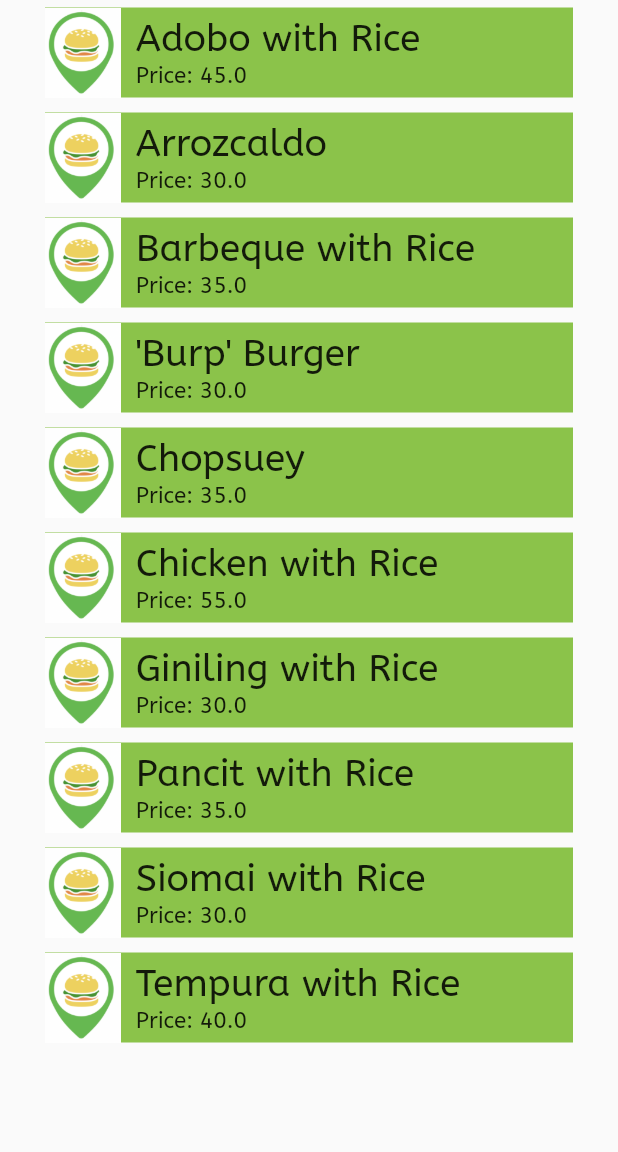
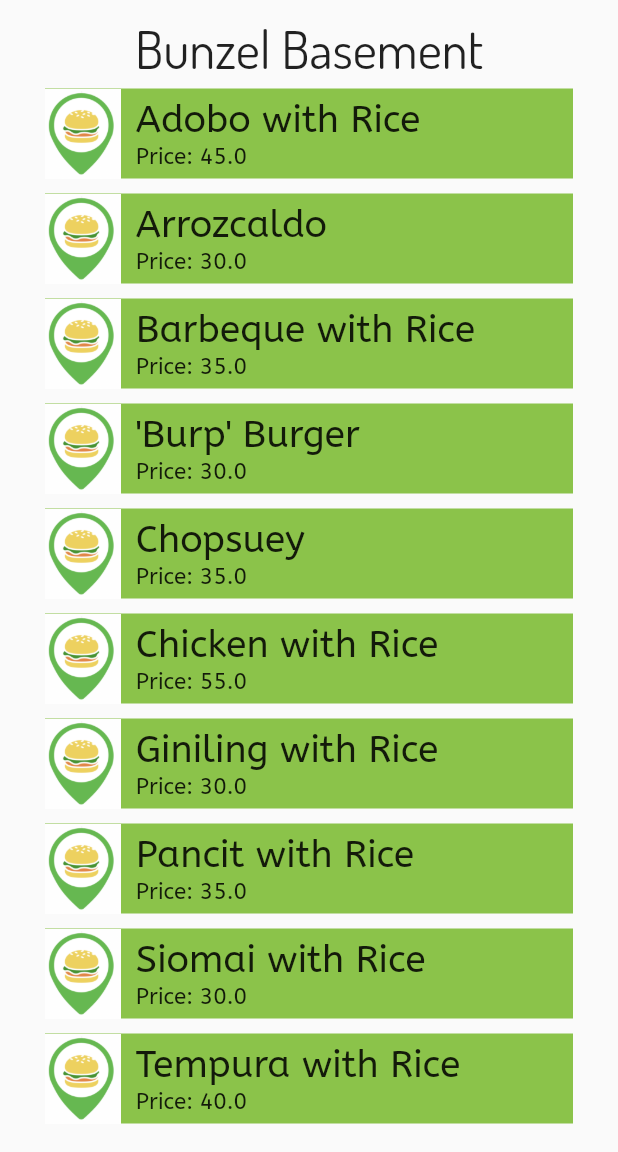
Before and after one commit to cruzhansm/sancaon, a Flutter app: the screen it shows after launch, after a tap on "Bunzel Basement", on a phone screen of 412 x 824 dp, the part 84-1236 px from its top. Run offline on Flutter 3.47's test engine with Material 2 defaults, Android fonts, the phone set to English and light mode, and no system bars.

Commit message:
Minor fixes and changes

```diff
--- a/lib/canteen_landing_page.dart
+++ b/lib/canteen_landing_page.dart
@@ -1,23 +1,42 @@
 import 'package:flutter/material.dart';
 import 'data.dart';
 
-class CanteenMenu extends StatelessWidget {
+class CanteenMenu extends StatefulWidget {
   final String nameOfCanteen;
-  Data newData = new Data();
 
   CanteenMenu({this.nameOfCanteen});
 
+  @override
+  _CanteenMenuState createState() => _CanteenMenuState();
+}
+
+class _CanteenMenuState extends State<CanteenMenu> {
+  Data newData = new Data();
+
   int foodItemCount = 0;
-  final int numberOfFoodItems = 10; // temp
 
+  final int numberOfFoodItems = 10;
   @override
   Widget build(BuildContext context) {
     List<Widget> listOfFood() {
       List<Widget> foodItem = new List();
 
+      foodItem.add(new Center(
+        child: new Container(
+          padding: EdgeInsets.only(top: 10.0),
+          child: new Text(
+            widget.nameOfCanteen,
+            style: TextStyle(
+              fontFamily: "Dosis",
+              fontSize: 35.0,
+            )
+          )
+        )
+      ));
+
       while(foodItemCount <= numberOfFoodItems-1) {
         foodItem.add(new FoodItem(
-          canteenName: nameOfCanteen,
+          canteenName: widget.nameOfCanteen,
           foodName : newData.nameOfFood[foodItemCount],
           foodPrice: newData.priceOfFood[newData.nameOfFood[foodItemCount]],
         ));
@@ -56,7 +75,7 @@ class _FoodItemState extends State<FoodItem> {
             child: new Row(
               children: <Widget> [
                 new Image.asset(
-                  'assets/images/test.png',
+                  'assets/images/home/test.png',
                   height: 60.0,
                 ),
                 new Container(
--- a/lib/home.dart
+++ b/lib/home.dart
@@ -1,5 +1,5 @@
 import 'package:flutter/material.dart';
-import 'package:sancaon/canteen_landing_page.dart';
+import 'canteen_landing_page.dart';
 import 'predef_widget.dart';
 
 class Home extends StatelessWidget {
@@ -43,6 +43,19 @@ class HomeOverview extends StatelessWidget {
     List<Widget> listMyWidgets() {
       List<Widget> listOfCanteens = new List();
 
+      listOfCanteens.add(new Center(
+        child: new Container(
+          padding: EdgeInsets.only(top: 10.0),
+          child: new Text(
+            'Choose your canteen',
+            style: TextStyle(
+              fontFamily: "Dosis",
+              fontSize: 35.0,
+            )
+          )
+        )
+      ));
+
       while(newCanteenCount <= numberOfCanteens-1) {
         listOfCanteens.add(new HomePage(
           nameOfImage: imageName[newCanteenCount],
@@ -61,7 +74,6 @@ class HomeOverview extends StatelessWidget {
 }
 
 class HomePage extends StatefulWidget {
-
   final String nameOfImage;
   final String nameOfCanteen;
   final String canteenLocation;
@@ -76,10 +88,8 @@ class _HomePageState extends State<HomePage> {
   @override
   Widget build(BuildContext context) {
     return Container(
-      child: new Stack(
-        children: <Widget>[
-          new Padding(
-            padding: EdgeInsets.fromLTRB(15.0, 20.0, 15.0,widget.nameOfCanteen == 'Cafe+' ? 20.0 : 0.0),
+      child: new Padding(
+        padding: EdgeInsets.fromLTRB(15.0, 15.0, 15.0, widget.nameOfCanteen == 'Cafe+' ? 15.0 : 0.0),
         child: new ClipRRect(
           borderRadius: new BorderRadius.circular(15.0),
           child: new InkWell(
@@ -96,7 +106,7 @@ class _HomePageState extends State<HomePage> {
             },
             child: new Stack(
               children: <Widget> [
-                    new Image.asset('assets/images/${widget.nameOfImage}',),
+                new Image.asset('assets/images/home/${widget.nameOfImage}',),
                 new Container(
                   constraints: new BoxConstraints(
                     maxHeight: double.infinity,
@@ -156,8 +166,6 @@ class _HomePageState extends State<HomePage> {
           ),
         ),
       ),
-        ],
-      ),
     );
   }
 }
--- a/lib/test.dart
+++ /dev/null
@@ -1,12 +0,0 @@
-import 'package:flutter/material.dart';
-
-class Test extends StatelessWidget {
-  @override
-  Widget build(BuildContext context) {
-    return new Scaffold(
-      appBar: AppBar(
-        title: new Text("Hello world")
-      ),
-    );
-  }
-}
--- a/pubspec.yaml
+++ b/pubspec.yaml
@@ -40,7 +40,7 @@ flutter:
   # the material Icons class.
   uses-material-design: true
   assets:
-    - assets/images/
+    - assets/images/home/
 
   # To add assets to your application, add an assets section, like this:
   # assets:
```
Also changed, not shown: assets/images/home/canteen.jpg (renamed from assets/images/canteen.jpg), assets/images/home/canteen2.jpg (renamed from assets/images/canteen2.jpg), assets/images/home/canteen3.jpg (renamed from assets/images/canteen3.jpg), assets/images/home/canteen4.jpg (renamed from assets/images/canteen4.jpg), assets/images/home/canteen5.jpg (renamed from assets/images/canteen5.jpg), assets/images/home/canteen6.jpg (renamed from assets/images/canteen6.jpg), assets/images/home/hans.png (renamed from assets/images/hans.png), assets/images/home/test.png (renamed from assets/images/test.png). Lines whose indentation alone changed are shown as unchanged.
